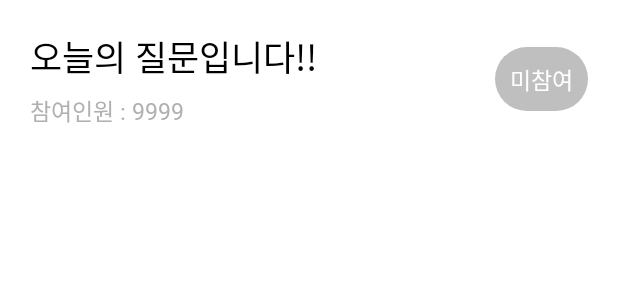
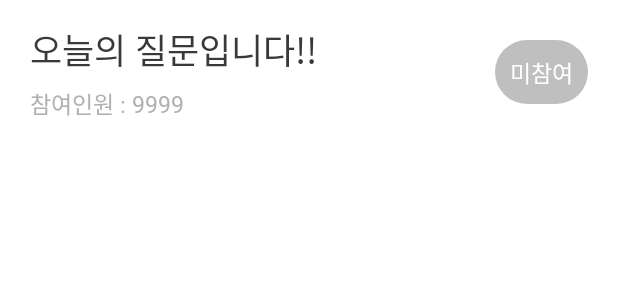
Before and after one commit to DJMW-KR/DJMW-Android, an Android app: the layout question_recycler_view_item.xml on its own in the app's theme, with its tools: preview values and no code run, on a phone screen of 412 x 824 dp. Shown: the top 300 px of the screen. Run offline under Robolectric (Android 15) with nearby library versions, the phone set to English and light mode, and no system bars.

Commit message:
update : question recycler view item ui

```diff
--- a/app/src/main/java/com/pss/djmw_android/view/main/question/adapter/QuestionBindingAdapter.kt
+++ b/app/src/main/java/com/pss/djmw_android/view/main/question/adapter/QuestionBindingAdapter.kt
@@ -14,6 +14,6 @@ object QuestionBindingAdapter {
     @JvmStatic
     @BindingAdapter("set_people")
     fun setPeople(text: TextView, people: String) {
-        text.text = people
+        text.text = "참여인원 : $people"
     }
 }
--- a/app/src/main/res/layout/question_recycler_view_item.xml
+++ b/app/src/main/res/layout/question_recycler_view_item.xml
@@ -12,17 +12,20 @@
     <androidx.constraintlayout.widget.ConstraintLayout
         android:id="@+id/item_frame"
         android:layout_width="match_parent"
-        android:padding="20dp"
+        android:paddingEnd="20dp"
+        android:paddingStart="20dp"
+        android:paddingTop="15dp"
+        android:paddingBottom="15dp"
         android:layout_height="wrap_content">
 
         <TextView
             android:id="@+id/textView"
             android:layout_width="0dp"
             android:layout_height="wrap_content"
-            android:fontFamily="@font/noto_sans_kr_bold"
+            android:fontFamily="@font/noto_sans_kr_medium"
             android:includeFontPadding="false"
             android:text="오늘의 질문입니다!!"
-            android:textColor="@color/black"
+            android:textColor="#393939"
             android:textSize="23sp"
             set_question="@{data.question}"
             app:layout_constraintEnd_toStartOf="@+id/textView6"
```
